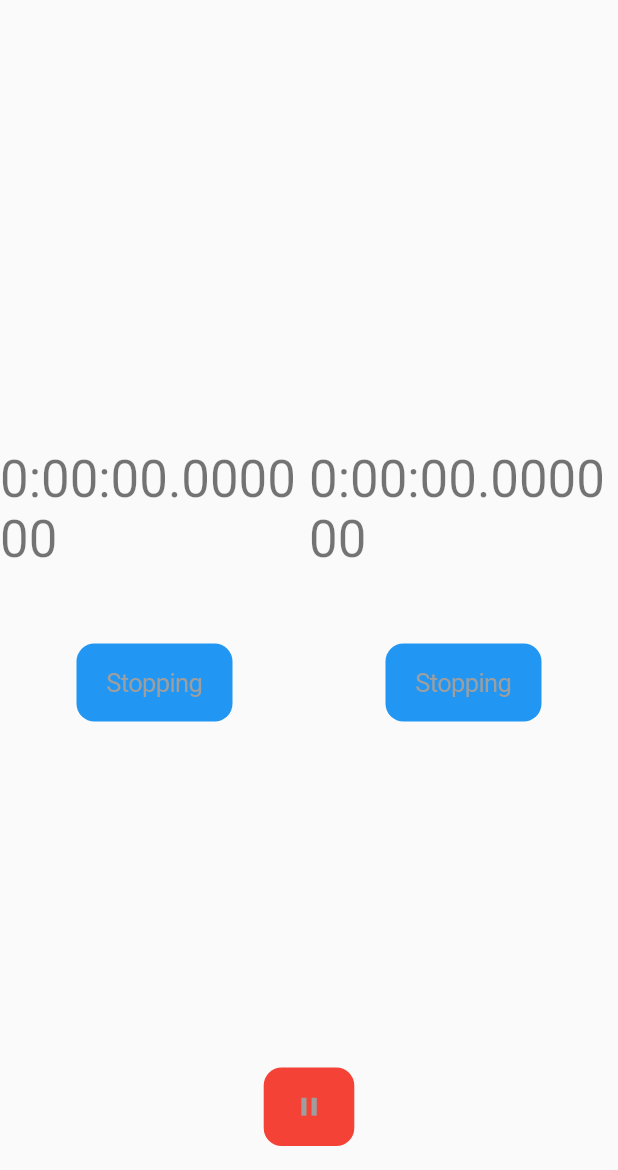
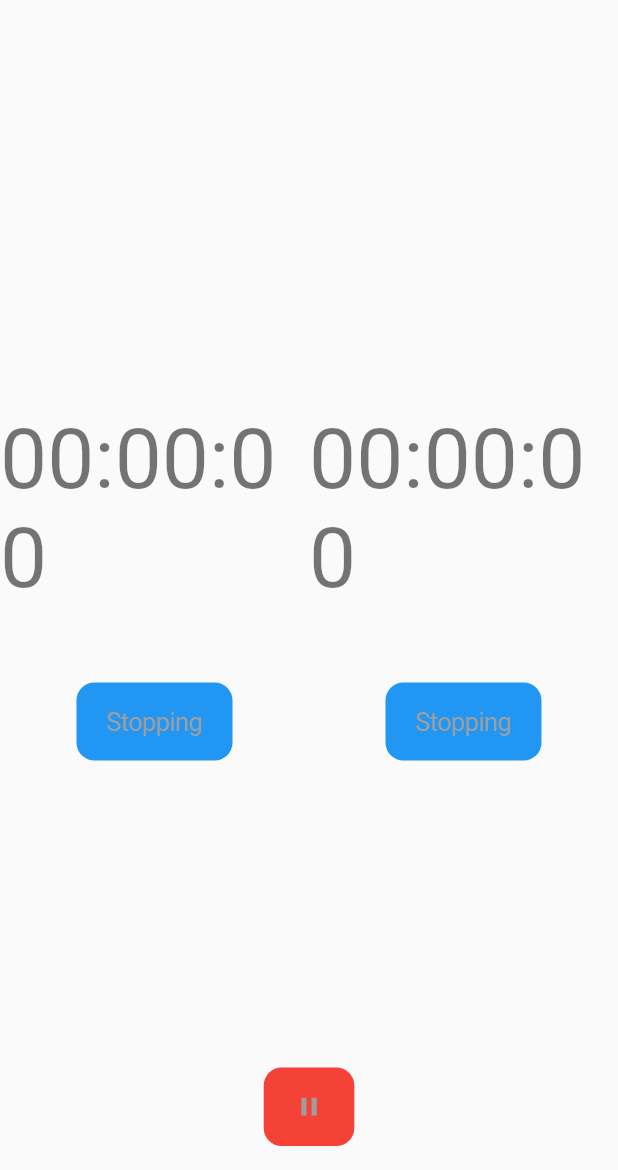
Before and after one commit to Hattomo/flutter_countup_chess_clock, a Flutter app: the screen it shows after launch, on a phone screen of 412 x 824 dp, the part 66-1236 px from its top. Run offline on Flutter 3.47's test engine with Material 2 defaults, Android fonts, the light colour scheme and no system bars.

Commit message:
Change time design

```diff
--- a/lib/main.dart
+++ b/lib/main.dart
@@ -45,7 +45,7 @@ class _MyHomePageState extends State<MyHomePage> {
 
   @override
   void initState() {
-    timer = Timer.periodic(const Duration(milliseconds: 10), (Timer timer) {
+    timer = Timer.periodic(const Duration(milliseconds: 100), (Timer timer) {
       setState(() {});
     });
     stL.reset();
@@ -80,12 +80,12 @@ class _MyHomePageState extends State<MyHomePage> {
                     child: Center(
                       child: isRunning
                           ? Text(
-                              '$timeL',
-                              style: Theme.of(context).textTheme.headline4,
+                              '${timeL.inHours.toString().padLeft(2, '0')}:${(timeL.inMinutes%60).toString().padLeft(2, '0')}:${(timeL.inSeconds%60).toString().padLeft(2, '0')}',
+                              style: Theme.of(context).textTheme.headline2,
                             )
                           : Text(
-                              '0:00:00.000000',
-                              style: Theme.of(context).textTheme.headline4,
+                              '00:00:00',
+                              style: Theme.of(context).textTheme.headline2,
                             ),
                     ),
                   ),
@@ -126,12 +126,12 @@ class _MyHomePageState extends State<MyHomePage> {
                   child: Center(
                     child: isRunning
                         ? Text(
-                            '$timeR',
-                            style: Theme.of(context).textTheme.headline4,
+                            '${timeR.inHours.toString().padLeft(2, '0')}:${(timeR.inMinutes%60).toString().padLeft(2, '0')}:${(timeR.inSeconds%60).toString().padLeft(2, '0')}',
+                            style: Theme.of(context).textTheme.headline2,
                           )
                         : Text(
-                            '0:00:00.000000',
-                            style: Theme.of(context).textTheme.headline4,
+                            '00:00:00',
+                            style: Theme.of(context).textTheme.headline2,
                           ),
                   ),
                 ),
```
